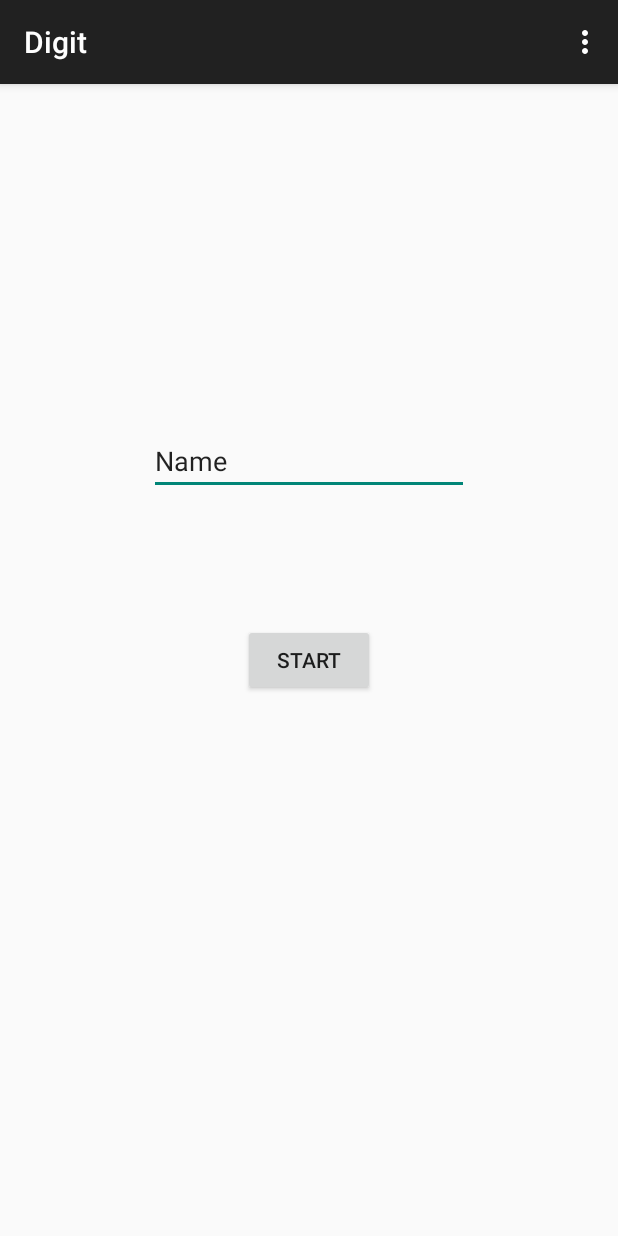
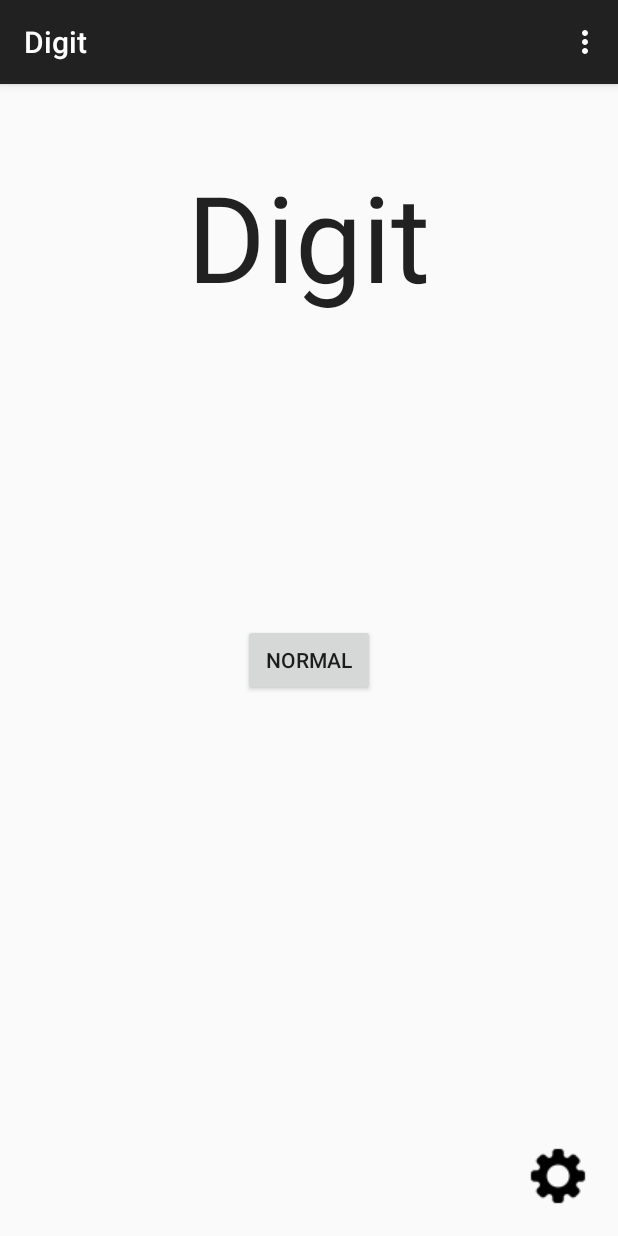
Before and after one commit to btran12/Digit, an Android app: the screen it shows after launch (MainActivity), on a phone screen of 412 x 824 dp. Run offline under Robolectric (Android 15) with nearby library versions, the light colour scheme and no system bars.

Commit message:
Launcher icon, setting activity

```diff
--- a/app/src/main/AndroidManifest.xml
+++ b/app/src/main/AndroidManifest.xml
@@ -22,6 +22,11 @@
             android:configChanges="orientation"
             android:screenOrientation="portrait">
         </activity>
+        <activity
+            android:name=".SettingsActivity"
+            android:label="Settings">
+        </activity>
+
     </application>
 
 </manifest>
--- a/app/src/main/res/layout/activity_main.xml
+++ b/app/src/main/res/layout/activity_main.xml
@@ -1,11 +1,12 @@
 <RelativeLayout xmlns:android="http://schemas.android.com/apk/res/android"
     xmlns:tools="http://schemas.android.com/tools"
-    android:layout_width="match_parent"
-    android:layout_height="match_parent"
+    android:layout_width="wrap_content"
+    android:layout_height="wrap_content"
     android:paddingLeft="@dimen/activity_horizontal_margin"
     android:paddingRight="@dimen/activity_horizontal_margin"
     android:paddingTop="@dimen/activity_vertical_margin"
-    android:paddingBottom="@dimen/activity_vertical_margin" tools:context=".MainActivity">
+    android:paddingBottom="@dimen/activity_vertical_margin" tools:context=".MainActivity"
+    android:visibility="visible">
 
     <Button
         android:layout_width="wrap_content"
@@ -14,17 +15,31 @@
         android:id="@+id/button"
         android:layout_centerVertical="true"
         android:layout_centerHorizontal="true"
-        android:onClick="onStartGame"/>
+        android:onClick="onStartGame" />
 
-    <EditText
+    <TextView
         android:layout_width="wrap_content"
         android:layout_height="wrap_content"
-        android:inputType="textPersonName"
-        android:text="Name"
-        android:ems="10"
-        android:id="@+id/userName"
-        android:layout_marginBottom="86dp"
-        android:layout_above="@+id/button"
+        android:textAppearance="?android:attr/textAppearanceLarge"
+        android:id="@+id/textView"
+        android:layout_marginTop="32dp"
+        android:text="@string/game_label"
+        android:textSize="80dp"
+        android:layout_alignParentTop="true"
         android:layout_centerHorizontal="true" />
 
+    <ImageView
+        android:layout_width="wrap_content"
+        android:layout_height="wrap_content"
+        android:id="@+id/imageView"
+        android:layout_alignParentBottom="true"
+        android:layout_alignParentRight="true"
+        android:layout_alignParentEnd="true"
+        android:src="@drawable/gearicon"
+        android:visibility="visible"
+        android:maxWidth="50dp"
+        android:maxHeight="50dp"
+        android:onClick="openSettingsIntent"
+        android:contentDescription="gear" />
+
 </RelativeLayout>
--- a/app/src/main/res/values/strings.xml
+++ b/app/src/main/res/values/strings.xml
@@ -3,8 +3,9 @@
 
     <string name="action_settings">Settings</string>
     <string name="user_number_label">0</string>
-    <string name="button_label">Start</string>
+    <string name="button_label">Normal</string>
     <string name="stop_button">BAM!</string>
     <string name="match_number">0</string>
     <string name="score">0</string>
+    <string name="game_label">Digit</string>
 </resources>
```
Also changed, not shown: app/src/main/java/xyz/baotran/digit/GameOnActivity.java (+10 -6 lines), app/src/main/java/xyz/baotran/digit/MainActivity.java (+4 -8 lines), app/src/main/java/xyz/baotran/digit/SettingsActivity.java (added, +13 -0 lines), app/src/main/res/layout/activity_setting.xml (added, +8 -0 lines), app/src/main/res/drawable/gearicon.png (renamed from app/src/main/res/drawable/gear-icon.png), app/src/main/res/mipmap-hdpi/ic_launcher.png, app/src/main/res/mipmap-mdpi/ic_launcher.png, app/src/main/res/mipmap-xhdpi/ic_launcher.png, app/src/main/res/mipmap-xxhdpi/ic_launcher.png.
